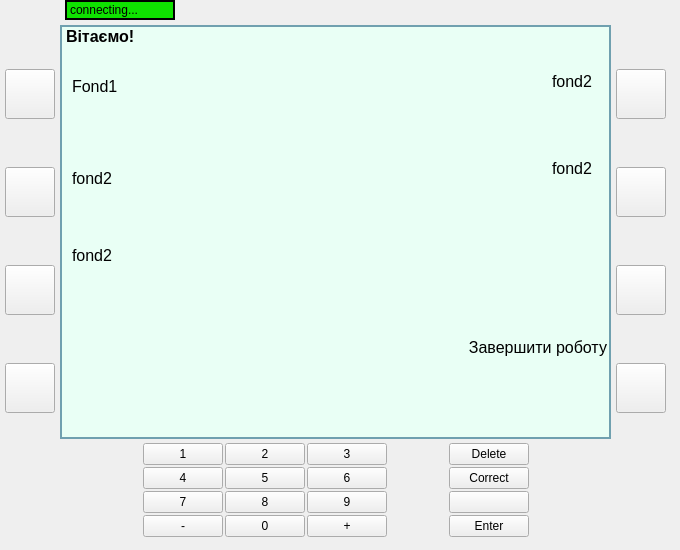
Before: the Qt Designer form ATM_Project/mainwindow.ui in artikgak/MOOP_ATM, drawn with Qt 5.
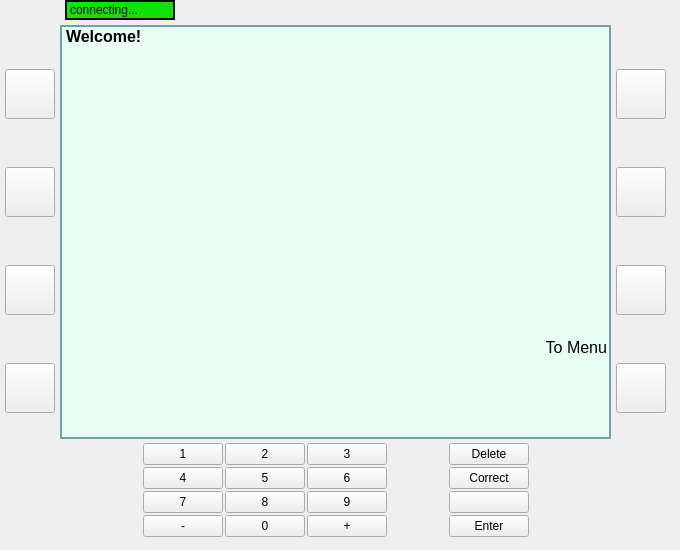
After: the same form once the commit is applied. The open tabs and pages were chosen to show the change. Icons and pictures are not drawn.

What changed in the file:
```diff
--- a/ATM_Project/mainwindow.ui
+++ b/ATM_Project/mainwindow.ui
@@ -1653,7 +1653,7 @@
                  <string notr="true">border-width: 0px;</string>
                 </property>
                 <property name="text">
-                 <string>fond2</string>
+                 <string/>
                 </property>
                </widget>
               </widget>
@@ -1678,7 +1678,7 @@
                  <string notr="true">border-width: 0px;</string>
                 </property>
                 <property name="text">
-                 <string>fond2</string>
+                 <string/>
                 </property>
                </widget>
               </widget>
@@ -1703,7 +1703,7 @@
                  <string notr="true">border-width: 0px;</string>
                 </property>
                 <property name="text">
-                 <string>Fond1</string>
+                 <string/>
                 </property>
                 <property name="wordWrap">
                  <bool>true</bool>
@@ -1732,7 +1732,7 @@
 </string>
                 </property>
                 <property name="text">
-                 <string>fond2</string>
+                 <string/>
                 </property>
                 <property name="alignment">
                  <set>Qt::AlignRight|Qt::AlignTrailing|Qt::AlignVCenter</set>
@@ -1760,7 +1760,7 @@
                  <string notr="true">border-width: 0px;</string>
                 </property>
                 <property name="text">
-                 <string>fond2</string>
+                 <string/>
                 </property>
                 <property name="alignment">
                  <set>Qt::AlignRight|Qt::AlignTrailing|Qt::AlignVCenter</set>
@@ -1788,7 +1788,7 @@
                 <string notr="true">margin-right: 2px;</string>
                </property>
                <property name="text">
-                <string>Завершити роботу</string>
+                <string>To Menu</string>
                </property>
                <property name="alignment">
                 <set>Qt::AlignRight|Qt::AlignTrailing|Qt::AlignVCenter</set>
@@ -2643,7 +2643,7 @@
 </string>
          </property>
          <property name="text">
-          <string>Вітаємо!</string>
+          <string>Welcome!</string>
          </property>
          <property name="margin">
           <number>5</number>
```
Left out of the diff: 40 changed lines with no effect on the pictures.
